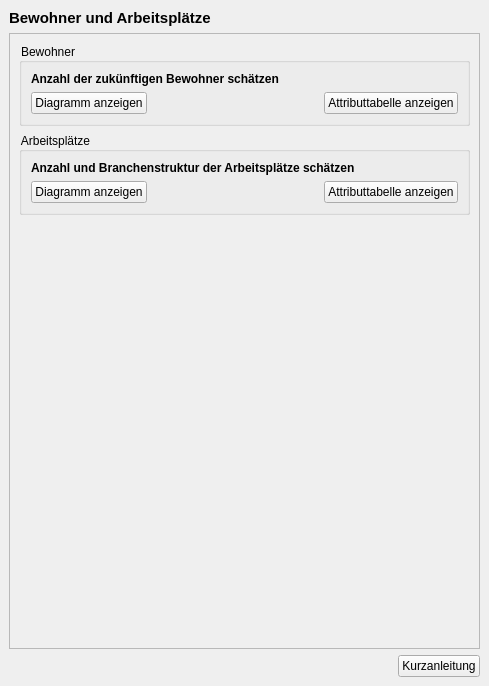
Above: projektchecktools/ui/ProjektCheck_dockwidget_analysis_01-BA.ui from projektcheck/ProjektCheck-QGIS before the change. Below: the same form after it.
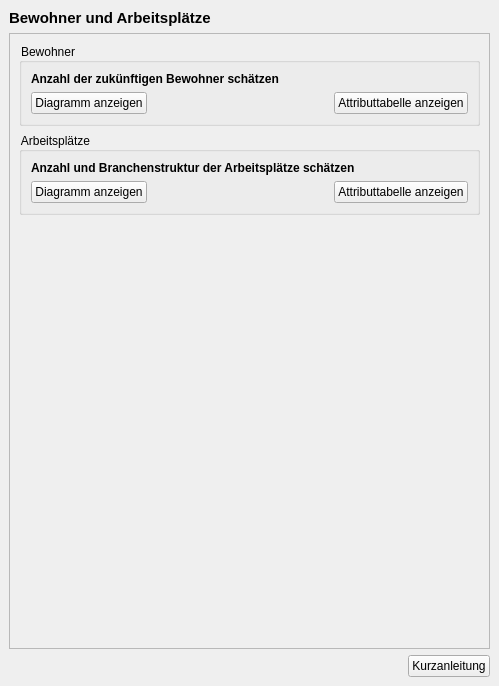
That is the form after the change. Icons and pictures are not drawn. Custom widgets are drawn as their Qt base class.

Commit message: add icon for attribute table

The edit to the form file:
```diff
--- a/projektchecktools/ui/ProjektCheck_dockwidget_analysis_01-BA.ui
+++ b/projektchecktools/ui/ProjektCheck_dockwidget_analysis_01-BA.ui
@@ -6,7 +6,7 @@
    <rect>
     <x>0</x>
     <y>0</y>
-    <width>489</width>
+    <width>499</width>
     <height>686</height>
    </rect>
   </property>
@@ -87,8 +87,8 @@
         <rect>
          <x>0</x>
          <y>0</y>
-         <width>475</width>
-         <height>612</height>
+         <width>479</width>
+         <height>588</height>
         </rect>
        </property>
        <layout class="QVBoxLayout" name="verticalLayout_2">
```
Left out of the diff: 8 changed lines with no effect on the pictures. The commit also changes 1 other file.
